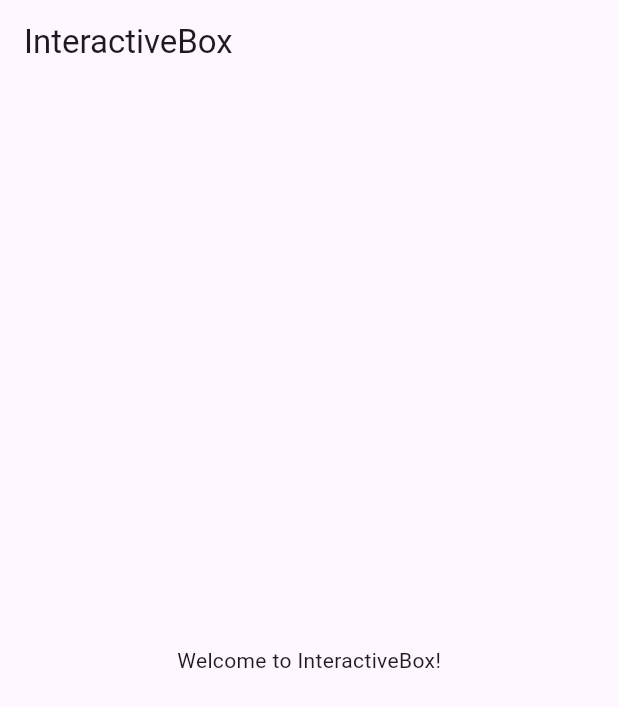
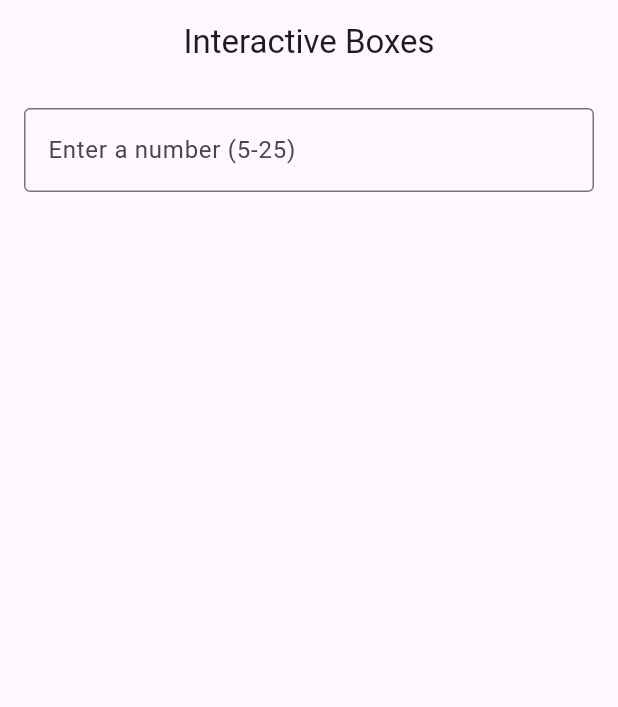
Before and after one commit to VibhashMinz/interactive_box, a Flutter app: the screen it shows after launch, on a phone screen of 412 x 824 dp. Shown: the top 707 px of the screen. Run offline on Flutter 3.47's test engine with Material 3 defaults, Android fonts, the phone set to English and light mode, and no system bars; our stand-ins replace flutter_riverpod.

Commit message:
Implement Riverpod-based state management for box generation UI

```diff
--- /dev/null
+++ b/lib/features/box_interaction/presentation/pages/home_page.dart
@@ -0,0 +1,76 @@
+import 'package:flutter/material.dart';
+import 'package:flutter_riverpod/flutter_riverpod.dart';
+import 'package:interactive_box/features/box_interaction/application/box_controller.dart';
+import 'package:interactive_box/features/box_interaction/application/box_state.dart';
+import 'package:interactive_box/features/box_interaction/presentation/widgets/box_grid.dart';
+import 'package:interactive_box/features/box_interaction/presentation/widgets/c_shape_grid.dart';
+import 'package:interactive_box/features/box_interaction/presentation/widgets/input_field.dart';
+import 'package:interactive_box/features/box_interaction/presentation/widgets/fancy_loader.dart';
+
+class HomePage extends ConsumerWidget {
+  const HomePage({super.key});
+
+  @override
+  Widget build(BuildContext context, WidgetRef ref) {
+    final boxState = ref.watch(boxControllerProvider);
+    final controller = ref.read(boxControllerProvider.notifier);
+
+    return Scaffold(
+      appBar: AppBar(
+        title: const Text('Interactive Boxes'),
+        centerTitle: true,
+      ),
+      body: GestureDetector(
+        onTap: () {
+          // Dismiss keyboard when tapping outside input field
+          FocusScope.of(context).unfocus();
+        },
+        child: Padding(
+          padding: const EdgeInsets.all(16),
+          child: Column(
+            children: [
+              InputField(
+                errorText: boxState.errorMessage,
+                onChanged: controller.updateBoxCount,
+                onClear: controller.clearInput,
+              ),
+              const SizedBox(height: 16),
+              if (boxState.loading) const Expanded(child: FancyLoader()),
+              if (!boxState.loading && boxState.boxCount != null && boxState.boxCount! > 0 && boxState.errorMessage == null) ...[
+                // Layout Toggle Button
+                Row(
+                  mainAxisAlignment: MainAxisAlignment.center,
+                  children: [
+                    ElevatedButton.icon(
+                      onPressed: controller.toggleLayout,
+                      icon: Icon(
+                        boxState.layoutType == LayoutType.grid ? Icons.grid_view : Icons.view_agenda,
+                      ),
+                      label: Text(
+                        boxState.layoutType == LayoutType.grid ? 'Switch to C-Shape' : 'Switch to Grid',
+                      ),
+                    ),
+                  ],
+                ),
+                const SizedBox(height: 16),
+                // Layout Title
+                Text(
+                  boxState.layoutType == LayoutType.grid ? 'Grid Layout' : 'C-Shape Layout (Bonus)',
+                  style: const TextStyle(
+                    fontSize: 18,
+                    fontWeight: FontWeight.bold,
+                  ),
+                ),
+                const SizedBox(height: 8),
+                // Show only one layout based on layoutType
+                Expanded(
+                  child: boxState.layoutType == LayoutType.grid ? BoxGrid() : CShapeGrid(),
+                ),
+              ],
+            ],
+          ),
+        ),
+      ),
+    );
+  }
+}
--- /dev/null
+++ b/lib/features/box_interaction/presentation/widgets/input_field.dart
@@ -0,0 +1,83 @@
+import 'package:flutter/material.dart';
+
+class InputField extends StatefulWidget {
+  final String? errorText;
+  final Function(String) onChanged;
+  final VoidCallback? onClear;
+
+  const InputField({
+    super.key,
+    required this.errorText,
+    required this.onChanged,
+    this.onClear,
+  });
+
+  @override
+  State<InputField> createState() => _InputFieldState();
+}
+
+class _InputFieldState extends State<InputField> {
+  late final TextEditingController _controller;
+
+  @override
+  void initState() {
+    super.initState();
+    _controller = TextEditingController();
+  }
+
+  @override
+  void dispose() {
+    _controller.dispose();
+    super.dispose();
+  }
+
+  void _handleClear() {
+    _controller.clear();
+    widget.onChanged('');
+    if (widget.onClear != null) widget.onClear!();
+    setState(() {});
+  }
+
+  void _handleTextChange(String value) {
+    widget.onChanged(value);
+
+    // If the input is empty and we have an onClear callback, call it
+    if (value.isEmpty && widget.onClear != null) {
+      widget.onClear!();
+    }
+
+    setState(() {});
+  }
+
+  @override
+  Widget build(BuildContext context) {
+    return Column(
+      crossAxisAlignment: CrossAxisAlignment.start,
+      children: [
+        TextField(
+          controller: _controller,
+          keyboardType: TextInputType.number,
+          decoration: InputDecoration(
+            labelText: "Enter a number (5-25)",
+            border: const OutlineInputBorder(),
+            suffixIcon: _controller.text.isNotEmpty
+                ? IconButton(
+                    icon: const Icon(Icons.clear),
+                    onPressed: _handleClear,
+                  )
+                : null,
+          ),
+          onChanged: _handleTextChange,
+        ),
+        if (widget.errorText != null && _controller.text.isNotEmpty)
+          Padding(
+            padding: const EdgeInsets.only(top: 8),
+            child: Text(
+              widget.errorText!,
+              style: const TextStyle(color: Colors.red),
+            ),
+          ),
+      ],
+    );
+  }
+}
--- a/lib/main.dart
+++ b/lib/main.dart
@@ -1,7 +1,14 @@
 import 'package:flutter/material.dart';
+import 'package:flutter_riverpod/flutter_riverpod.dart';
+
+import 'features/box_interaction/presentation/pages/home_page.dart';
 
 void main() {
-  runApp(const MyApp());
+  runApp(
+    const ProviderScope(
+      child: MyApp(),
+    ),
+  );
 }
 
 class MyApp extends StatelessWidget {
@@ -10,12 +17,13 @@ class MyApp extends StatelessWidget {
   @override
   Widget build(BuildContext context) {
     return MaterialApp(
-      title: 'InteractiveBox',
       debugShowCheckedModeBanner: false,
-      home: Scaffold(
-        appBar: AppBar(title: const Text('InteractiveBox')),
-        body: const Center(child: Text('Welcome to InteractiveBox!')),
+      title: 'Box Generator',
+      theme: ThemeData(
+        primarySwatch: Colors.teal,
+        useMaterial3: true,
       ),
+      home: const HomePage(),
     );
   }
 }
```
Also changed, not shown: lib/features/box_interaction/application/box_controller.dart (added, +84 -0 lines), lib/features/box_interaction/application/box_state.dart (added, +55 -0 lines), lib/features/box_interaction/presentation/widgets/box_grid.dart (added, +41 -0 lines), lib/features/box_interaction/presentation/widgets/box_tile.dart (added, +31 -0 lines), lib/features/box_interaction/presentation/widgets/c_shape_grid.dart (added, +120 -0 lines), lib/features/box_interaction/presentation/widgets/fancy_loader.dart (added, +123 -0 lines).
